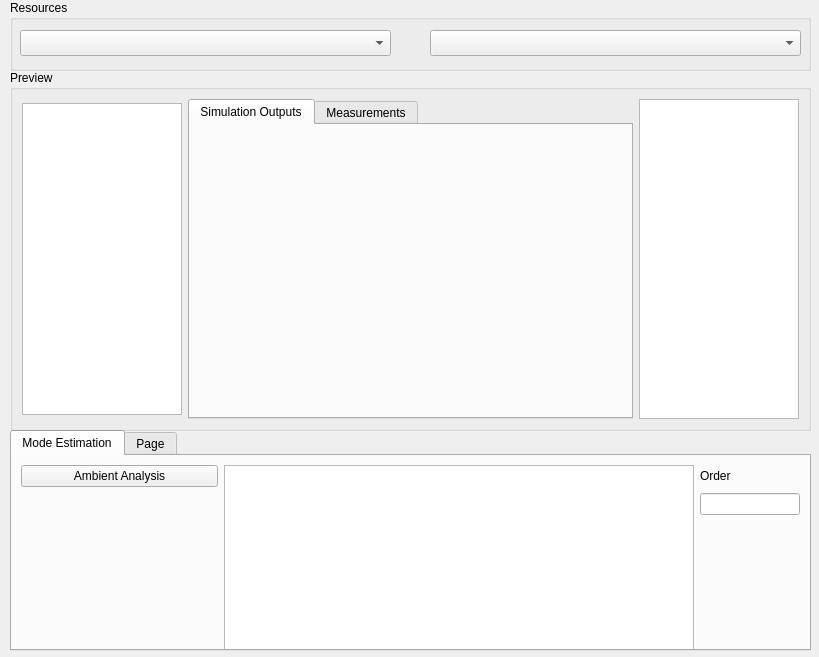
The window that res/mae_signalanalysis_gui.ui (fran-jo/SimuGUI) describes before a commit, drawn with Qt 5.
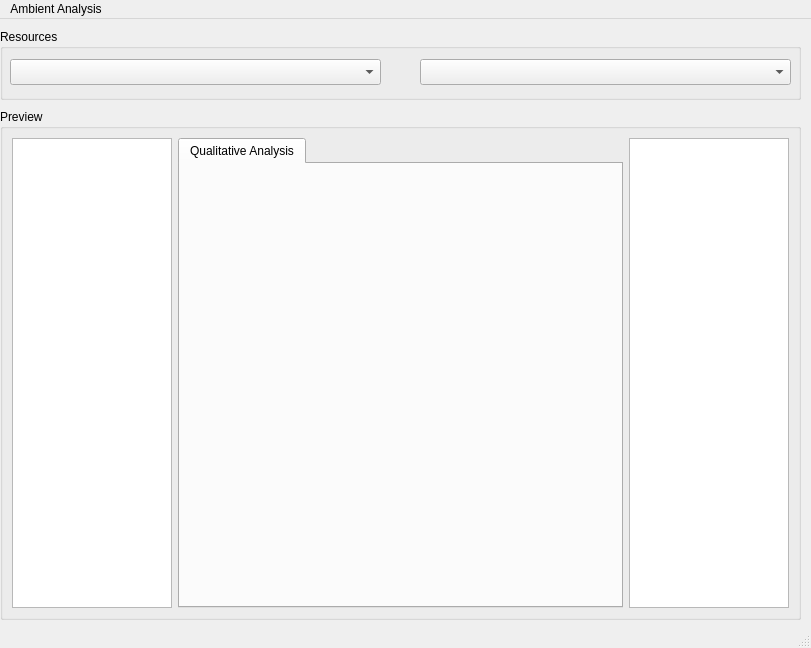
The same window after the commit.

Commit message: Split Signal Analysis GUI for specific analysis tasks

```diff
--- a/res/mae_signalanalysis_gui.ui
+++ b/res/mae_signalanalysis_gui.ui
@@ -1,221 +1,26 @@
 <?xml version="1.0" encoding="UTF-8"?>
 <ui version="4.0">
- <class>Dialog</class>
- <widget class="QDialog" name="Dialog">
+ <class>formSignalAnalysis</class>
+ <widget class="QMainWindow" name="formSignalAnalysis">
   <property name="geometry">
    <rect>
     <x>0</x>
     <y>0</y>
-    <width>819</width>
-    <height>657</height>
+    <width>811</width>
+    <height>648</height>
    </rect>
   </property>
   <property name="windowTitle">
    <string>Dialog</string>
   </property>
-  <widget class="QPushButton" name="btnSaveAnalysis">
-   <property name="geometry">
-    <rect>
-     <x>1070</x>
-     <y>360</y>
-     <width>75</width>
-     <height>48</height>
-    </rect>
-   </property>
-   <property name="sizePolicy">
-    <sizepolicy hsizetype="Fixed" vsizetype="Fixed">
-     <horstretch>0</horstretch>
-     <verstretch>0</verstretch>
-    </sizepolicy>
-   </property>
-   <property name="minimumSize">
-    <size>
-     <width>64</width>
-     <height>48</height>
-    </size>
-   </property>
-   <property name="baseSize">
-    <size>
-     <width>96</width>
-     <height>48</height>
-    </size>
-   </property>
-   <property name="text">
-    <string>Save</string>
-   </property>
-   <property name="iconSize">
-    <size>
-     <width>48</width>
-     <height>48</height>
-    </size>
-   </property>
-  </widget>
+  <widget class="QWidget" name="centralwidget">
   <widget class="QGroupBox" name="groupBox">
    <property name="geometry">
     <rect>
-     <x>10</x>
-     <y>0</y>
+      <x>0</x>
+      <y>90</y>
      <width>801</width>
-     <height>71</height>
-    </rect>
-   </property>
-   <property name="title">
-    <string>Resources</string>
-   </property>
-   <widget class="QComboBox" name="cbxOutputs">
-    <property name="geometry">
-     <rect>
-      <x>10</x>
-      <y>30</y>
-      <width>371</width>
-      <height>26</height>
-     </rect>
-    </property>
-    <property name="sizePolicy">
-     <sizepolicy hsizetype="MinimumExpanding" vsizetype="Minimum">
-      <horstretch>0</horstretch>
-      <verstretch>0</verstretch>
-     </sizepolicy>
-    </property>
-    <property name="minimumSize">
-     <size>
-      <width>270</width>
-      <height>22</height>
-     </size>
-    </property>
-   </widget>
-   <widget class="QComboBox" name="cbxMeasurements">
-    <property name="geometry">
-     <rect>
-      <x>420</x>
-      <y>30</y>
-      <width>371</width>
-      <height>26</height>
-     </rect>
-    </property>
-    <property name="sizePolicy">
-     <sizepolicy hsizetype="MinimumExpanding" vsizetype="Minimum">
-      <horstretch>0</horstretch>
-      <verstretch>0</verstretch>
-     </sizepolicy>
-    </property>
-    <property name="minimumSize">
-     <size>
-      <width>270</width>
-      <height>22</height>
-     </size>
-    </property>
-   </widget>
-  </widget>
-  <widget class="QTabWidget" name="tabAnalysis">
-   <property name="geometry">
-    <rect>
-     <x>10</x>
-     <y>430</y>
-     <width>801</width>
-     <height>221</height>
-    </rect>
-   </property>
-   <property name="currentIndex">
-    <number>0</number>
-   </property>
-   <widget class="QWidget" name="Page1">
-    <attribute name="title">
-     <string>Mode Estimation</string>
-    </attribute>
-    <layout class="QGridLayout" name="gridLayout">
-     <item row="0" column="1" rowspan="4">
-      <widget class="QPushButton" name="btnBasicMethod">
-       <property name="sizePolicy">
-        <sizepolicy hsizetype="Fixed" vsizetype="Fixed">
-         <horstretch>0</horstretch>
-         <verstretch>0</verstretch>
-        </sizepolicy>
-       </property>
-       <property name="minimumSize">
-        <size>
-         <width>96</width>
-         <height>32</height>
-        </size>
-       </property>
-       <property name="baseSize">
-        <size>
-         <width>96</width>
-         <height>32</height>
-        </size>
-       </property>
-       <property name="text">
-        <string>Basic</string>
-       </property>
-       <property name="iconSize">
-        <size>
-         <width>32</width>
-         <height>32</height>
-        </size>
-       </property>
-      </widget>
-     </item>
-     <item row="0" column="1" rowspan="6">
-      <widget class="QTableWidget" name="tbwAnalysisRes">
-       <property name="sizePolicy">
-        <sizepolicy hsizetype="Preferred" vsizetype="Minimum">
-         <horstretch>0</horstretch>
-         <verstretch>0</verstretch>
-        </sizepolicy>
-       </property>
-       <property name="minimumSize">
-        <size>
-         <width>470</width>
-         <height>192</height>
-        </size>
-       </property>
-       <property name="maximumSize">
-        <size>
-         <width>470</width>
-         <height>190</height>
-        </size>
-       </property>
-      </widget>
-     </item>
-     <item row="0" column="2">
-      <widget class="QLabel" name="label">
-       <property name="text">
-        <string>Order</string>
-       </property>
-      </widget>
-     </item>
-     <item row="1" column="2">
-      <widget class="QLineEdit" name="txtOrder">
-       <property name="maximumSize">
-        <size>
-         <width>100</width>
-         <height>22</height>
-        </size>
-       </property>
-      </widget>
-     </item>
-     <item row="0" column="0">
-      <widget class="QPushButton" name="btn_basicMethod">
-       <property name="text">
-        <string>Ambient Analysis</string>
-       </property>
-      </widget>
-     </item>
-    </layout>
-   </widget>
-   <widget class="QWidget" name="tab">
-    <attribute name="title">
-     <string>Page</string>
-    </attribute>
-   </widget>
-  </widget>
-  <widget class="QGroupBox" name="groupBox">
-   <property name="geometry">
-    <rect>
-     <x>10</x>
-     <y>70</y>
-     <width>801</width>
-     <height>361</height>
+      <height>511</height>
     </rect>
    </property>
    <property name="title">
@@ -242,7 +47,7 @@
       <property name="maximumSize">
        <size>
         <width>160</width>
-        <height>312</height>
+         <height>16777215</height>
        </size>
       </property>
       <property name="baseSize">
@@ -292,15 +97,15 @@
       </property>
       <widget class="QWidget" name="tab_2">
        <attribute name="title">
-        <string>Simulation Outputs</string>
+         <string>Qualitative Analysis</string>
        </attribute>
        <widget class="QWidget" name="mplotSimulation" native="true">
         <property name="geometry">
          <rect>
           <x>0</x>
           <y>0</y>
-          <width>411</width>
-          <height>290</height>
+           <width>440</width>
+           <height>225</height>
          </rect>
         </property>
         <property name="sizePolicy">
@@ -312,28 +117,23 @@
         <property name="minimumSize">
          <size>
           <width>410</width>
-          <height>290</height>
+           <height>225</height>
          </size>
         </property>
         <property name="maximumSize">
          <size>
           <width>440</width>
-          <height>312</height>
+           <height>440</height>
          </size>
         </property>
        </widget>
-      </widget>
-      <widget class="QWidget" name="tab_3">
-       <attribute name="title">
-        <string>Measurements</string>
-       </attribute>
        <widget class="QWidget" name="mplotMeasurements" native="true">
         <property name="geometry">
          <rect>
           <x>0</x>
-          <y>0</y>
-          <width>410</width>
-          <height>290</height>
+           <y>220</y>
+           <width>440</width>
+           <height>225</height>
          </rect>
         </property>
         <property name="sizePolicy">
@@ -344,14 +144,14 @@
         </property>
         <property name="minimumSize">
          <size>
-          <width>0</width>
-          <height>0</height>
+           <width>410</width>
+           <height>225</height>
          </size>
         </property>
         <property name="maximumSize">
          <size>
-          <width>410</width>
-          <height>290</height>
+           <width>440</width>
+           <height>440</height>
          </size>
         </property>
        </widget>
@@ -426,6 +226,87 @@
     </item>
    </layout>
   </widget>
+   <widget class="QGroupBox" name="groupBox_2">
+    <property name="geometry">
+     <rect>
+      <x>0</x>
+      <y>10</y>
+      <width>801</width>
+      <height>71</height>
+     </rect>
+    </property>
+    <property name="title">
+     <string>Resources</string>
+    </property>
+    <widget class="QComboBox" name="cbxOutputs">
+     <property name="geometry">
+      <rect>
+       <x>10</x>
+       <y>30</y>
+       <width>371</width>
+       <height>26</height>
+      </rect>
+     </property>
+     <property name="sizePolicy">
+      <sizepolicy hsizetype="MinimumExpanding" vsizetype="Minimum">
+       <horstretch>0</horstretch>
+       <verstretch>0</verstretch>
+      </sizepolicy>
+     </property>
+     <property name="minimumSize">
+      <size>
+       <width>270</width>
+       <height>22</height>
+      </size>
+     </property>
+    </widget>
+    <widget class="QComboBox" name="cbxMeasurements">
+     <property name="geometry">
+      <rect>
+       <x>420</x>
+       <y>30</y>
+       <width>371</width>
+       <height>26</height>
+      </rect>
+     </property>
+     <property name="sizePolicy">
+      <sizepolicy hsizetype="MinimumExpanding" vsizetype="Minimum">
+       <horstretch>0</horstretch>
+       <verstretch>0</verstretch>
+      </sizepolicy>
+     </property>
+     <property name="minimumSize">
+      <size>
+       <width>270</width>
+       <height>22</height>
+      </size>
+     </property>
+    </widget>
+   </widget>
+  </widget>
+  <widget class="QMenuBar" name="menubar">
+   <property name="geometry">
+    <rect>
+     <x>0</x>
+     <y>0</y>
+     <width>811</width>
+     <height>21</height>
+    </rect>
+   </property>
+   <widget class="QMenu" name="menuAmbient_Analysis">
+    <property name="title">
+     <string>Ambient Analysis</string>
+    </property>
+    <addaction name="action_ModeEstimation"/>
+   </widget>
+   <addaction name="menuAmbient_Analysis"/>
+  </widget>
+  <widget class="QStatusBar" name="statusbar"/>
+  <action name="action_ModeEstimation">
+   <property name="text">
+    <string>Mode Estimation</string>
+   </property>
+  </action>
  </widget>
  <resources/>
  <connections/>
```
Left out of the diff: 2 changed lines with no effect on the pictures. Lines whose indentation alone changed are shown as unchanged. The commit also changes 5 other files.
